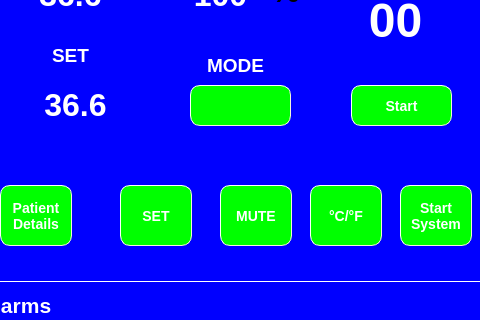
eurosa/Rasberry5InchDisplay, file mainwindow.ui: the form before one commit; both pictures show x 320 to 800 and y 85 to 405 of the 800 by 550 pixel window.
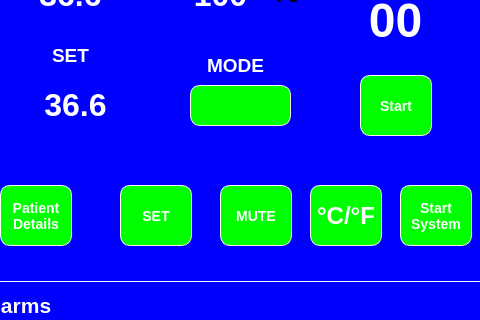
The form after the commit. Icons and pictures are not drawn.

Patch:
```diff
--- a/mainwindow.ui
+++ b/mainwindow.ui
@@ -71,10 +71,10 @@
    <widget class="QToolButton" name="timerButton">
     <property name="geometry">
      <rect>
-      <x>671</x>
-      <y>170</y>
-      <width>101</width>
-      <height>41</height>
+      <x>680</x>
+      <y>160</y>
+      <width>72</width>
+      <height>61</height>
      </rect>
     </property>
     <property name="styleSheet">
@@ -246,13 +246,21 @@
       <height>61</height>
      </size>
     </property>
+    <property name="font">
+     <font>
+      <pointsize>-1</pointsize>
+      <weight>75</weight>
+      <italic>false</italic>
+      <bold>true</bold>
+     </font>
+    </property>
     <property name="styleSheet">
      <string notr="true">QToolButton{
     border-style: outset;
     border-width: 1px;
     border-radius: 10px;
     border-color: beige;
-    font: bold 14px;
+    font: bold 24px;
  
     padding: 6px;
     background-color: #00FF00 ;
```
Left out of the diff: 12 changed lines with no effect on the pictures.
